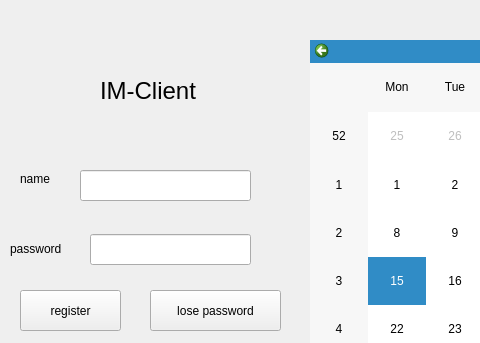
First picture: the form in src/login/login.ui, repository mimis-s/IM-Client, before the edit; both pictures show x 0 to 480 and y 0 to 343 of the 802 by 442 pixel window.
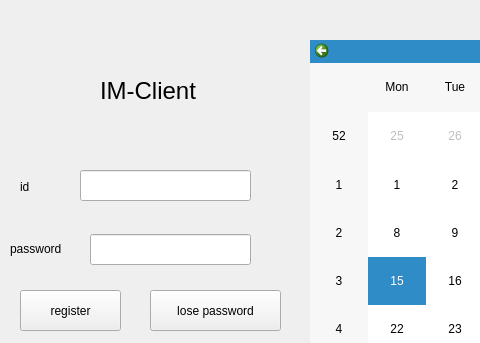
Second picture: the form after the edit.

Patch:
```diff
--- a/src/login/login.ui
+++ b/src/login/login.ui
@@ -55,13 +55,13 @@
    <property name="geometry">
     <rect>
      <x>20</x>
-     <y>170</y>
-     <width>67</width>
-     <height>17</height>
+     <y>176</y>
+     <width>51</width>
+     <height>21</height>
     </rect>
    </property>
    <property name="text">
-    <string>name</string>
+    <string>id</string>
    </property>
   </widget>
   <widget class="QLabel" name="lb_login_password">
```
Left out of the diff: 2 changed lines with no effect on the pictures.
